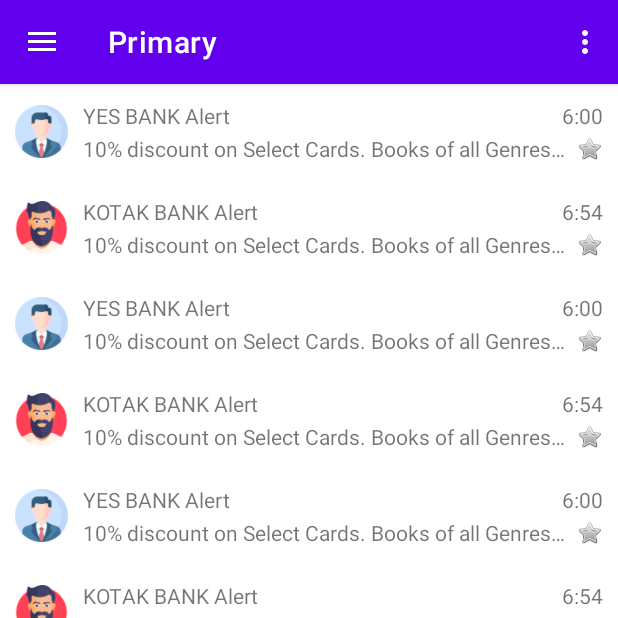
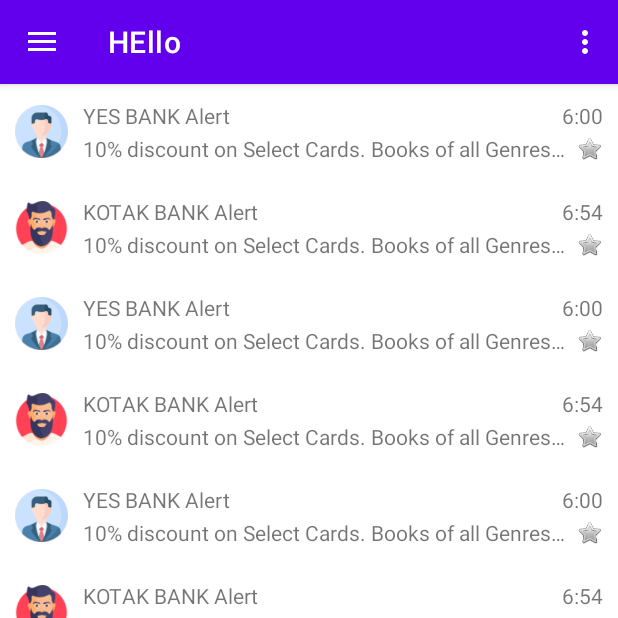
Before and after one commit to akshaysoni8707/NavigationDrawerDemo, an Android app: the screen it shows after launch (MainActivity), on a phone screen of 412 x 824 dp, the top half of it. Run offline under Robolectric (Android 15) with nearby library versions, the phone set to English and light mode, and no system bars; our stand-ins replace navigation-ui.

Commit message:
settings PreferenceManager code added

```diff
--- a/app/src/main/java/com/app/navigationdrawerdemo/MainActivity.java
+++ b/app/src/main/java/com/app/navigationdrawerdemo/MainActivity.java
@@ -1,6 +1,7 @@
 package com.app.navigationdrawerdemo;
 
 import android.content.Intent;
+import android.content.SharedPreferences;
 import android.os.Bundle;
 import android.view.View;
 import android.view.Menu;
@@ -14,6 +15,7 @@ import androidx.navigation.ui.AppBarConfiguration;
 import androidx.navigation.ui.NavigationUI;
 import androidx.drawerlayout.widget.DrawerLayout;
 import androidx.appcompat.app.AppCompatActivity;
+import androidx.preference.PreferenceManager;
 
 import com.app.navigationdrawerdemo.databinding.ActivityMainBinding;
 
@@ -49,6 +51,10 @@ public class MainActivity extends AppCompatActivity {
         NavController navController = Navigation.findNavController(this, R.id.nav_host_fragment_content_main);
         NavigationUI.setupActionBarWithNavController(this, navController, mAppBarConfiguration);
         NavigationUI.setupWithNavController(navigationView, navController);
+
+        SharedPreferences sharedPreferences = PreferenceManager.getDefaultSharedPreferences(getApplicationContext());
+        System.out.println(sharedPreferences.getAll());
+        getSupportActionBar().setTitle(sharedPreferences.getString("signature","HEllo"));
     }
 
     @Override
```
